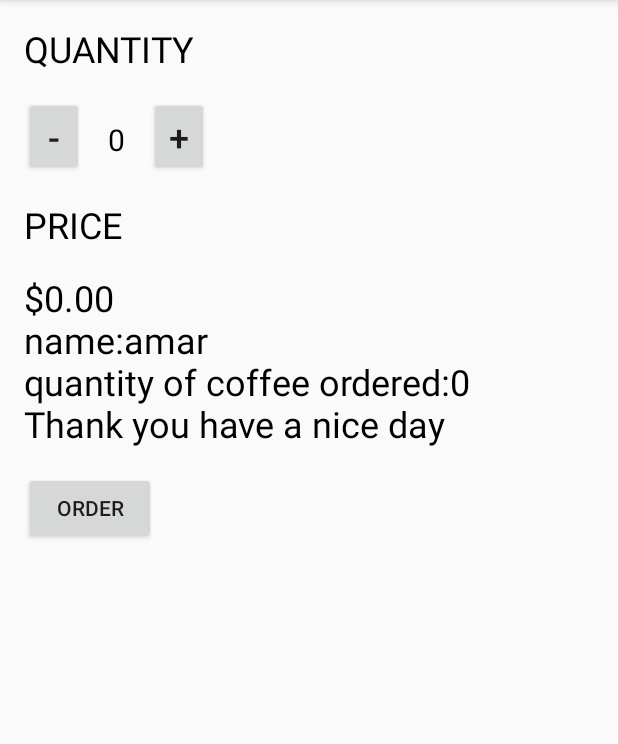
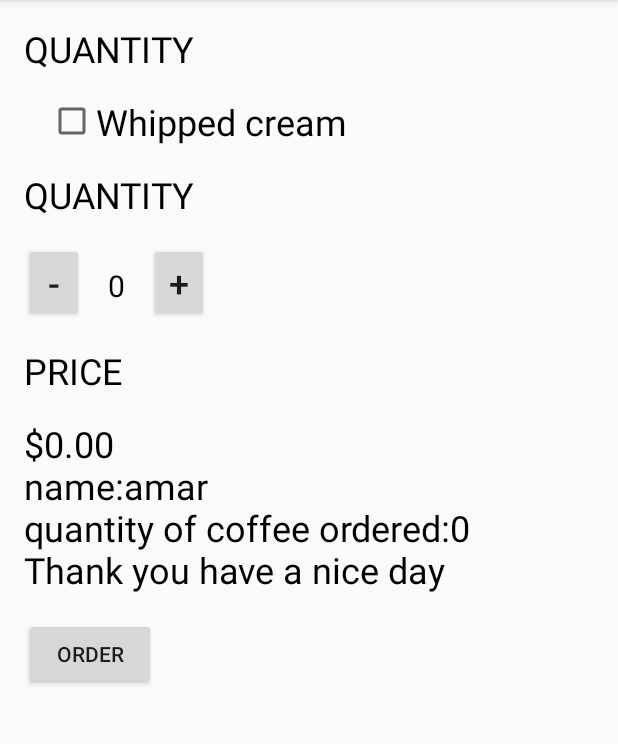
Before and after one commit to amarn19/test_coffee, an Android app: the screen it shows after launch (MainActivity), after a tap on "ORDER", on a phone screen of 412 x 824 dp, the part 84-828 px from its top. Run offline under Robolectric (Android 15) with nearby library versions, the phone set to English and light mode, and no system bars.

Commit message:
wipped cream added,enabled scrollview and output changed.

```diff
--- a/app/src/main/java/com/example/amar/test_coffee/MainActivity.java
+++ b/app/src/main/java/com/example/amar/test_coffee/MainActivity.java
@@ -5,6 +5,7 @@ import android.os.Bundle;
 import android.view.Menu;
 import android.view.MenuItem;
 import android.view.View;
+import android.widget.CheckBox;
 import android.widget.TextView;
 
 import java.text.NumberFormat;
@@ -40,7 +41,11 @@ public class MainActivity extends ActionBarActivity {
     }
     public void display_price(int q)
     {
-        String name="\nname:amar"+"\nquantity of coffee ordered:"+quant+"\nThank you have a nice day";
+        String name="\nname:amar";
+        CheckBox ck=(CheckBox)findViewById(R.id.chk);
+        if(ck.isChecked())
+        {name+="\nWipped cream added";q+=5;}
+        name+="\nquantity of coffee ordered:"+quant+"\nThank you have a nice day";
         TextView text1=(TextView)findViewById(R.id.price);
 
         text1.setText(NumberFormat.getCurrencyInstance().format(q)+name);
--- a/app/src/main/res/layout/activity_main.xml
+++ b/app/src/main/res/layout/activity_main.xml
@@ -1,5 +1,8 @@
-<LinearLayout xmlns:android="http://schemas.android.com/apk/res/android"
+<ScrollView xmlns:android="http://schemas.android.com/apk/res/android"
     xmlns:tools="http://schemas.android.com/tools"
+    android:layout_width="match_parent"
+    android:layout_height="match_parent">
+<LinearLayout
     android:layout_width="match_parent"
     android:layout_height="match_parent"
     android:paddingBottom="@dimen/activity_vertical_margin"
@@ -8,7 +11,6 @@
     android:paddingTop="@dimen/activity_vertical_margin"
     tools:context=".MainActivity"
     android:orientation="vertical">
-
     <TextView
         android:layout_width="wrap_content"
         android:layout_height="wrap_content"
@@ -16,6 +18,22 @@
         android:textAllCaps="true"
         android:textColor="@android:color/black"
         android:textSize="24sp"
+        android:paddingBottom="16dp"/>
+    <android.support.v7.widget.AppCompatCheckBox
+        android:layout_width="wrap_content"
+        android:layout_height="wrap_content"
+        android:layout_marginLeft="16dp"
+        android:text="Whipped cream"
+        android:textSize="24dp"
+        android:id="@+id/chk"/>
+    <TextView
+        android:layout_width="wrap_content"
+        android:layout_height="wrap_content"
+        android:text="quantity"
+        android:textAllCaps="true"
+        android:textColor="@android:color/black"
+        android:textSize="24sp"
+        android:paddingTop="16dp"
         android:paddingBottom="16dp"/>
     <LinearLayout
         android:orientation="horizontal"
@@ -78,3 +96,4 @@
 
 
 </LinearLayout>
+</ScrollView>
```
Also changed, not shown: 1 other file.
